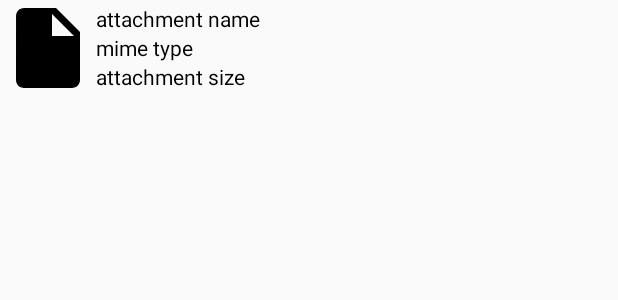
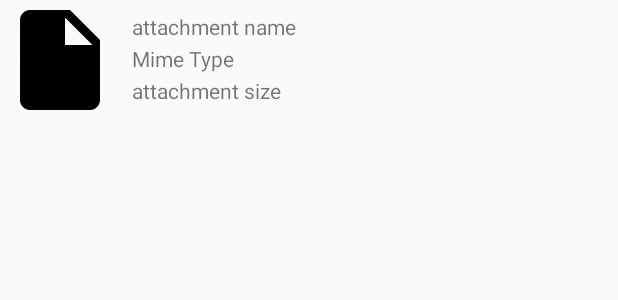
Before and after one commit to sasalatart/memeticame, an Android app: the layout layout_attachment_details.xml on its own in the app's theme, with its tools: preview values and no code run, on a phone screen of 412 x 824 dp. Shown: the top 300 px of the screen. Run offline under Robolectric (Android 15) with nearby library versions, the phone set to English and light mode, and no system bars.

Commit message:
add ConstraintLayout to attachment_details

```diff
--- a/app/build.gradle
+++ b/app/build.gradle
@@ -48,6 +48,7 @@ dependencies {
     compile 'com.amulyakhare:com.amulyakhare.textdrawable:1.0.1'
     compile 'us.feras.mdv:markdownview:1.1.0'
     compile 'com.google.android.gms:play-services-appindexing:9.0.0'
+    compile 'com.android.support.constraint:constraint-layout:1.0.0-beta3'
 }
 
 apply plugin: 'com.google.gms.google-services'
--- a/app/src/main/res/layout/layout_attachment_details.xml
+++ b/app/src/main/res/layout/layout_attachment_details.xml
@@ -1,53 +1,54 @@
 <?xml version="1.0" encoding="utf-8"?>
-<RelativeLayout xmlns:android="http://schemas.android.com/apk/res/android"
+<android.support.constraint.ConstraintLayout xmlns:android="http://schemas.android.com/apk/res/android"
+    xmlns:app="http://schemas.android.com/apk/res-auto"
     android:id="@+id/group_attachment_details"
     android:layout_width="match_parent"
-    android:layout_height="wrap_content"
-    android:orientation="horizontal">
+    android:layout_height="wrap_content">
 
     <ImageView
         android:id="@+id/thumbnail"
-        android:layout_width="@dimen/list_item_icon_size"
-        android:layout_height="@dimen/list_item_icon_size"
-        android:layout_alignParentLeft="true"
-        android:layout_alignParentStart="true"
-        android:layout_centerVertical="true"
-        android:maxHeight="@dimen/list_item_icon_size"
-        android:minHeight="@dimen/list_item_icon_size"
-        android:src="@drawable/ic_insert_drive_file_black_24dp" />
-
-    <LinearLayout
-        android:layout_width="match_parent"
-        android:layout_height="@dimen/list_item_icon_size"
-        android:layout_toEndOf="@id/thumbnail"
-        android:layout_toRightOf="@id/thumbnail"
-        android:gravity="center"
-        android:orientation="vertical">
+        android:layout_width="80dp"
+        android:layout_height="80dp"
+        android:src="@drawable/ic_insert_drive_file_black_24dp"
+        app:layout_constraintLeft_toLeftOf="parent"
+        app:layout_constraintTop_toTopOf="parent" />
 
     <TextView
         android:id="@+id/label_attachment_name"
-            android:layout_width="wrap_content"
+        android:layout_width="0dp"
         android:layout_height="wrap_content"
-            android:layout_gravity="start"
+        android:layout_marginEnd="8dp"
+        android:layout_marginStart="8dp"
+        android:layout_marginTop="8dp"
         android:ellipsize="end"
         android:maxLines="1"
         android:text="@string/attachment_name"
-            android:textColor="@color/colorBlack" />
+        app:layout_constraintLeft_toRightOf="@+id/thumbnail"
+        app:layout_constraintRight_toRightOf="parent"
+        app:layout_constraintTop_toTopOf="@+id/thumbnail" />
 
     <TextView
         android:id="@+id/label_attachment_mime_type"
-            android:layout_width="wrap_content"
+        android:layout_width="0dp"
         android:layout_height="wrap_content"
-            android:layout_gravity="start"
-            android:text="@string/mime_type"
-            android:textColor="@color/colorBlack" />
+        android:layout_marginEnd="8dp"
+        android:layout_marginStart="8dp"
+        android:text="@string/attachment_mime_type"
+        app:layout_constraintBottom_toTopOf="@+id/label_attachment_size"
+        app:layout_constraintLeft_toRightOf="@+id/thumbnail"
+        app:layout_constraintRight_toRightOf="parent"
+        app:layout_constraintTop_toBottomOf="@+id/label_attachment_name" />
 
     <TextView
         android:id="@+id/label_attachment_size"
-            android:layout_width="wrap_content"
+        android:layout_width="0dp"
         android:layout_height="wrap_content"
-            android:layout_gravity="start"
+        android:layout_marginBottom="8dp"
+        android:layout_marginEnd="8dp"
+        android:layout_marginStart="8dp"
         android:text="@string/attachment_size"
-            android:textColor="@color/colorBlack" />
-    </LinearLayout>
-</RelativeLayout>
+        app:layout_constraintBottom_toBottomOf="@+id/thumbnail"
+        app:layout_constraintLeft_toRightOf="@+id/thumbnail"
+        app:layout_constraintRight_toRightOf="parent"
+        app:layout_constraintTop_toBottomOf="@+id/label_attachment_mime_type" />
+</android.support.constraint.ConstraintLayout>
--- a/app/src/main/res/layout/layout_attachment_progress.xml
+++ b/app/src/main/res/layout/layout_attachment_progress.xml
@@ -3,6 +3,7 @@
     android:id="@+id/group_progress"
     android:layout_width="match_parent"
     android:layout_height="wrap_content"
+    android:gravity="center"
     android:orientation="horizontal"
     android:visibility="gone">
 
--- a/app/src/main/res/values/colors.xml
+++ b/app/src/main/res/values/colors.xml
@@ -7,7 +7,6 @@
     <color name="navigationBarColor">#000000</color>
     <color name="colorAccent">#009688</color>
     <color name="transparent">#00000000</color>
-    <color name="outMessageColor">#000000</color>
     <color name="iconBackground">#E0F2F1</color>
     <color name="colorBlack">#000000</color>
     <color name="colorYellow">#FFEB3B</color>
--- a/app/src/main/res/values/dimens.xml
+++ b/app/src/main/res/values/dimens.xml
@@ -4,9 +4,6 @@
     <dimen name="activity_vertical_margin">16dp</dimen>
     <dimen name="tab_max_width">264dp</dimen>
     <dimen name="tab_padding_bottom">16dp</dimen>
-    <dimen name="tab_label">14sp</dimen>
-    <dimen name="custom_tab_layout_height">72dp</dimen>
-    <dimen name="message_padding">4dp</dimen>
     <dimen name="message_well_padding">8dp</dimen>
     <dimen name="message_well_margin">8dp</dimen>
     <dimen name="chat_padding">4dp</dimen>
--- a/app/src/main/res/values/strings.xml
+++ b/app/src/main/res/values/strings.xml
@@ -3,16 +3,13 @@
     <string name="phone_number">Phone number</string>
     <string name="password">Password</string>
     <string name="login">Login</string>
-    <string name="hello_blank_fragment">Hello world</string>
     <string name="create_group_chat">Create group</string>
     <string name="signup">Signup</string>
     <string name="name">Name</string>
     <string name="password_confirmation">Password Confirmation</string>
     <string name="chat_name">Chat name</string>
-    <string name="send">Send</string>
     <string name="sender_label">sender</string>
     <string name="timestamp_label">timestamp label</string>
-    <string name="message_label">message label</string>
     <string name="me">Me</string>
     <string name="at">at</string>
     <string name="chats_shared_with_user">Existing chats with this user:</string>
@@ -25,36 +22,24 @@
     <string name="group_name">Group Name</string>
     <string name="participants">Participants</string>
     <string name="add_participants">Add participants</string>
-    <string name="step_1_choose_an_image">Step 1: Choose an Image</string>
-    <string name="step_2_record_your_audio">Step 2: Record Your Audio</string>
     <string name="invitation_to">Invitation to...</string>
     <string name="admin">Admin</string>
     <string name="created_at">Created At</string>
     <string name="unread_count">Unread Count</string>
-    <string name="message_size">message size</string>
     <string name="attachment_size">attachment size</string>
     <string name="mime_type">mime type</string>
     <string name="see_downloads_gallery">See downloads gallery</string>
-    <string name="click_to_download">(click to download)</string>
     <string name="open">open</string>
     <string name="last_message">last message</string>
     <string name="select_contacts_to_add">Select contacts to add</string>
-    <string name="see_plain_meme_gallery">See plain meme gallery</string>
-    <string name="send_memeaudio">Send memeaudio</string>
-    <string name="send_meme">Send meme</string>
-    <string name="create_memetext">Create meme</string>
-    <string name="from_device">From device</string>
-    <string name="from_camera">From camera</string>
-    <string name="from_gallery">From gallery</string>
     <string name="create_meme">Create meme</string>
     <string name="percentage">percentage</string>
     <string name="meme_name">Meme name</string>
-    <string name="select_image">Select image</string>
-    <string name="camera">Camera</string>
     <string name="meme_dialog_font_size_title">Font size</string>
     <string name="meme_dialog_font_family_title">Font family</string>
     <string name="meme_dialog_text_placeholder">Enter a text</string>
     <string name="ok">OK</string>
     <string name="color">Color</string>
     <string name="see_memes_gallery">See memes gallery</string>
+    <string name="attachment_mime_type">Mime Type</string>
 </resources>
```
Lines whose indentation alone changed are shown as unchanged.
